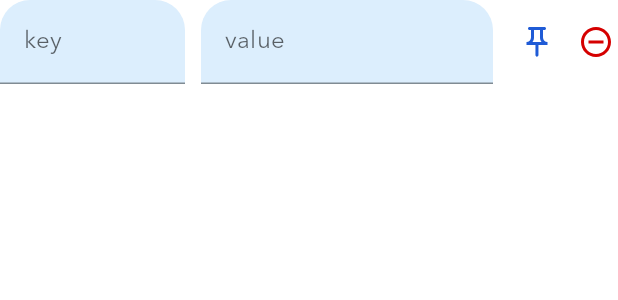
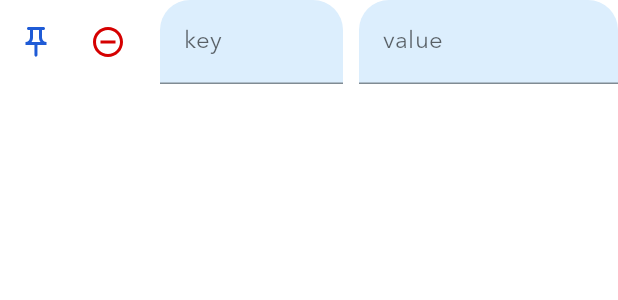
Before and after one commit to ndming/remote-patient-monitoring, an Android app built with Jetpack Compose: the @Preview function PreviewAttributeRow, on a phone screen of 412 x 824 dp. Shown: the top 300 px of the screen. Run offline under Robolectric (Android 15) with nearby library versions, the phone set to English and light mode, and no system bars; our stand-ins replace accompanist.

Commit message:
retouch subscribe sheet composable

```diff
--- a/Urgent/app/src/main/java/com/hescul/urgent/ui/screens/home/HomeComponents.kt
+++ b/Urgent/app/src/main/java/com/hescul/urgent/ui/screens/home/HomeComponents.kt
@@ -3,24 +3,25 @@ package com.hescul.urgent.ui.screens.home
 import androidx.compose.animation.AnimatedVisibility
 import androidx.compose.animation.animateContentSize
 import androidx.compose.animation.core.tween
-import androidx.compose.foundation.ExperimentalFoundationApi
 import androidx.compose.foundation.layout.*
 import androidx.compose.foundation.lazy.LazyColumn
 import androidx.compose.foundation.lazy.itemsIndexed
+import androidx.compose.foundation.lazy.rememberLazyListState
 import androidx.compose.foundation.shape.RoundedCornerShape
+import androidx.compose.foundation.text.KeyboardActions
+import androidx.compose.foundation.text.KeyboardOptions
 import androidx.compose.material.*
 import androidx.compose.material.icons.Icons
-import androidx.compose.material.icons.filled.Add
-import androidx.compose.material.icons.filled.AddCircleOutline
-import androidx.compose.material.icons.filled.PushPin
-import androidx.compose.material.icons.filled.RemoveCircleOutline
+import androidx.compose.material.icons.filled.*
 import androidx.compose.material.icons.outlined.PushPin
-import androidx.compose.runtime.Composable
-import androidx.compose.runtime.getValue
+import androidx.compose.runtime.*
 import androidx.compose.ui.Alignment
+import androidx.compose.ui.ExperimentalComposeUiApi
 import androidx.compose.ui.Modifier
 import androidx.compose.ui.platform.LocalContext
+import androidx.compose.ui.platform.LocalSoftwareKeyboardController
 import androidx.compose.ui.res.stringResource
+import androidx.compose.ui.text.input.ImeAction
 import androidx.compose.ui.text.style.TextAlign
 import androidx.compose.ui.tooling.preview.Preview
 import androidx.compose.ui.unit.dp
@@ -34,6 +35,7 @@ import com.hescul.urgent.ui.screens.home.patient.PatientViewModel
 import com.hescul.urgent.ui.theme.UrgentTheme
 import com.hescul.urgent.ui.versatile.InfoFieldType
 import com.hescul.urgent.ui.versatile.InfoTextField
+import kotlinx.coroutines.launch
 
 @Composable
 fun HomeFAB(
@@ -114,6 +116,7 @@ fun HomeBottomBar(
 
 }
 
+@OptIn(ExperimentalComposeUiApi::class)
 @Composable
 fun SubscribeSheet(
     patientViewModel: PatientViewModel,
@@ -122,6 +125,9 @@ fun SubscribeSheet(
 ) {
     val contentPadding = 15.dp
     val titlePadding = 10.dp
+    val lazyListState = rememberLazyListState()
+    val coroutineScope = rememberCoroutineScope()
+    val keyboardController = LocalSoftwareKeyboardController.current
     Column(
         modifier = modifier
             .padding(
@@ -186,34 +192,32 @@ fun SubscribeSheet(
         Spacer(modifier = Modifier.padding(vertical = contentPadding))
         Row(
             modifier = Modifier.fillMaxWidth(),
-            verticalAlignment = Alignment.CenterVertically
+            verticalAlignment = Alignment.CenterVertically,
+            horizontalArrangement = Arrangement.SpaceBetween
         ) {
             Text(
                 text = stringResource(id = R.string.ui_homeScreen_attributeFieldTitle),
                 style = MaterialTheme.typography.h5,
             )
             val exceedingAttributeMessage = stringResource(id = R.string.ui_homeScreen_exceedingAttributeMessage)
-            IconButton(
+            TextButton(
                 onClick = {
                     patientViewModel.onAddNewAttribute(exceedingAttributeMessage)
+                    coroutineScope.launch {
+                        lazyListState.animateScrollToItem(patientViewModel.attributeInputList.size)
+                    }
                 }
             ) {
-                Icon(
-                    imageVector = Icons.Filled.AddCircleOutline,
-                    contentDescription = stringResource(id = R.string.cd_addCircleIcon),
-                    tint = MaterialTheme.colors.primary
+                Text(
+                    text = stringResource(id = R.string.ui_homeScreen_addAttributeButton),
+                    style = MaterialTheme.typography.h6
                 )
             }
         }
-        LazyColumn(
+        TextField(
             modifier = Modifier
-                .fillMaxWidth(),
-            contentPadding = PaddingValues(vertical = titlePadding),
-            horizontalAlignment = Alignment.CenterHorizontally
-        ) {
-            item {
-                TextField(
-                    modifier = Modifier.fillMaxWidth(),
+                .fillMaxWidth()
+                .padding(top = 5.dp),
             value = patientViewModel.nameInputText,
             onValueChange = patientViewModel::onNameInputTextChange,
             label = {
@@ -222,11 +226,17 @@ fun SubscribeSheet(
             colors = TextFieldDefaults.textFieldColors(
                 backgroundColor = MaterialTheme.colors.secondary
             ),
-                    singleLine = true
+            singleLine = true,
+            keyboardOptions = KeyboardOptions.Default.copy(
+                imeAction = ImeAction.Done
+            ),
+            keyboardActions = KeyboardActions(
+                onDone = {
+                    keyboardController?.hide()
+                }
+            )
         )
         Spacer(modifier = Modifier.padding(vertical = titlePadding))
-            }
-            item {
         AnimatedVisibility(visible = patientViewModel.attributeWarning.isNotEmpty()) {
             Text(
                 modifier = Modifier.fillMaxWidth(),
@@ -236,7 +246,13 @@ fun SubscribeSheet(
             )
             Spacer(modifier = Modifier.padding(vertical = titlePadding * 2))
         }
-            }
+        LazyColumn(
+            modifier = Modifier
+                .fillMaxWidth(),
+            contentPadding = PaddingValues(vertical = titlePadding),
+            horizontalAlignment = Alignment.CenterHorizontally,
+            state = lazyListState
+        ) {
             itemsIndexed(
                 items = patientViewModel.attributeInputList,
                 key = null
@@ -274,6 +290,7 @@ fun PreviewSubscribeSheet() {
 }
 
 
+@OptIn(ExperimentalComposeUiApi::class)
 @Composable
 private fun SubscribeSheetAttributeRow(
     keyText: String,
@@ -285,42 +302,11 @@ private fun SubscribeSheetAttributeRow(
     onRemove: () -> Unit,
     modifier: Modifier = Modifier
 ) {
+    val keyboardController = LocalSoftwareKeyboardController.current
     Row(
         modifier = modifier.fillMaxWidth(),
         verticalAlignment = Alignment.CenterVertically
     ) {
-        TextField(
-            modifier = Modifier.fillMaxWidth(0.3f),
-            value = keyText,
-            onValueChange = onKeyTextChange,
-            colors = TextFieldDefaults.textFieldColors(
-                backgroundColor = MaterialTheme.colors.secondary
-            ),
-            label = {
-                Text(text = stringResource(id = R.string.ui_homeScreen_keyFieldLabel))
-            },
-            placeholder = {
-                Text(text = stringResource(id = R.string.ui_homeScreen_keyFieldHint))
-            },
-            singleLine = true
-        )
-        Spacer(modifier = Modifier.padding(horizontal = 5.dp))
-        TextField(
-            modifier = Modifier.fillMaxWidth(0.7f),
-            value = valueText,
-            onValueChange = onValueTextChange,
-            colors = TextFieldDefaults.textFieldColors(
-                backgroundColor = MaterialTheme.colors.secondary
-            ),
-            label = {
-                Text(text = stringResource(id = R.string.ui_homeScreen_valueFieldLabel))
-            },
-            placeholder = {
-                Text(text = stringResource(id = R.string.ui_homeScreen_valueFieldHint))
-            },
-            singleLine = true
-        )
-        Spacer(modifier = Modifier.padding(horizontal = 2.5.dp))
         IconButton(
             onClick = onPinStateChange
         ) {
@@ -330,8 +316,7 @@ private fun SubscribeSheetAttributeRow(
                     contentDescription = stringResource(id = R.string.cd_filledPushPinIcon),
                     tint = MaterialTheme.colors.primary
                 )
-            }
-            else {
+            } else {
                 Icon(
                     imageVector = Icons.Outlined.PushPin,
                     contentDescription = stringResource(id = R.string.cd_outlinedPushPinIcon),
@@ -348,6 +333,54 @@ private fun SubscribeSheetAttributeRow(
                 tint = MaterialTheme.colors.error
             )
         }
+        Spacer(modifier = Modifier.padding(horizontal = 5.dp))
+        TextField(
+            modifier = Modifier.height(TextFieldDefaults.MinHeight).fillMaxWidth(0.4f),
+            value = keyText,
+            onValueChange = onKeyTextChange,
+            colors = TextFieldDefaults.textFieldColors(
+                backgroundColor = MaterialTheme.colors.secondary
+            ),
+            label = {
+                Text(text = stringResource(id = R.string.ui_homeScreen_keyFieldLabel))
+            },
+            placeholder = {
+                Text(text = stringResource(id = R.string.ui_homeScreen_keyFieldHint))
+            },
+            singleLine = true,
+            keyboardOptions = KeyboardOptions.Default.copy(
+                imeAction = ImeAction.Done
+            ),
+            keyboardActions = KeyboardActions(
+                onDone = {
+                    keyboardController?.hide()
+                }
+            )
+        )
+        Spacer(modifier = Modifier.padding(horizontal = 5.dp))
+        TextField(
+            modifier = Modifier.height(TextFieldDefaults.MinHeight).fillMaxWidth(),
+            value = valueText,
+            onValueChange = onValueTextChange,
+            colors = TextFieldDefaults.textFieldColors(
+                backgroundColor = MaterialTheme.colors.secondary
+            ),
+            label = {
+                Text(text = stringResource(id = R.string.ui_homeScreen_valueFieldLabel))
+            },
+            placeholder = {
+                Text(text = stringResource(id = R.string.ui_homeScreen_valueFieldHint))
+            },
+            singleLine = true,
+            keyboardOptions = KeyboardOptions.Default.copy(
+                imeAction = ImeAction.Done
+            ),
+            keyboardActions = KeyboardActions(
+                onDone = {
+                    keyboardController?.hide()
+                }
+            )
+        )
     }
 }
 
```
Lines whose indentation alone changed are shown as unchanged.
